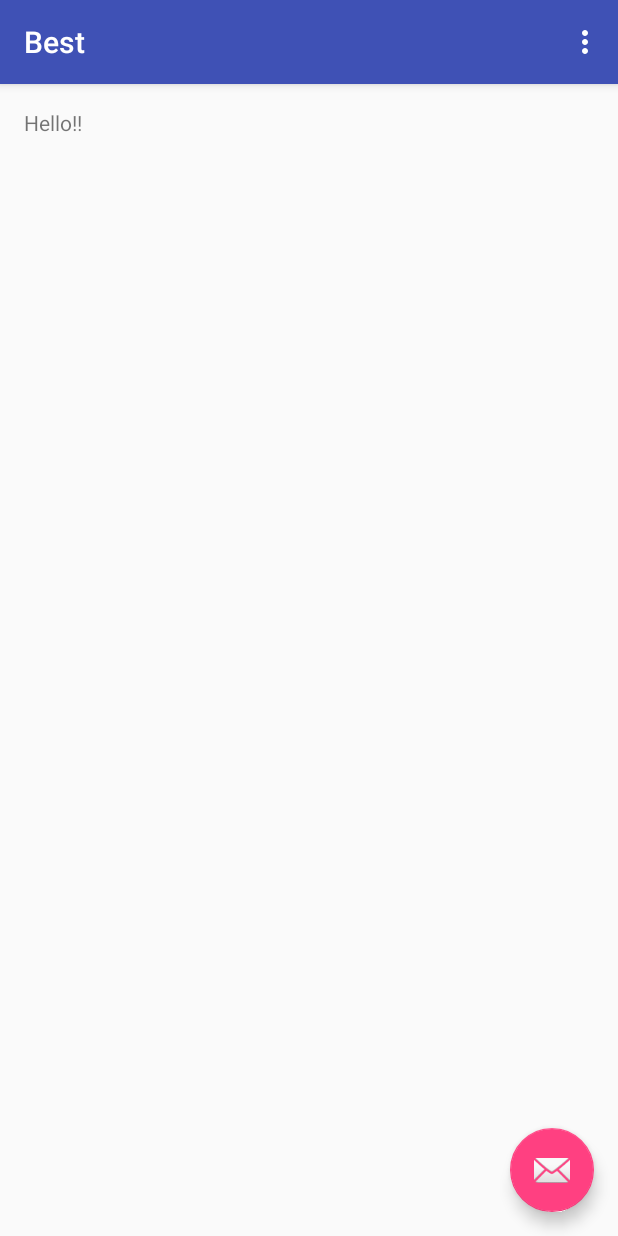
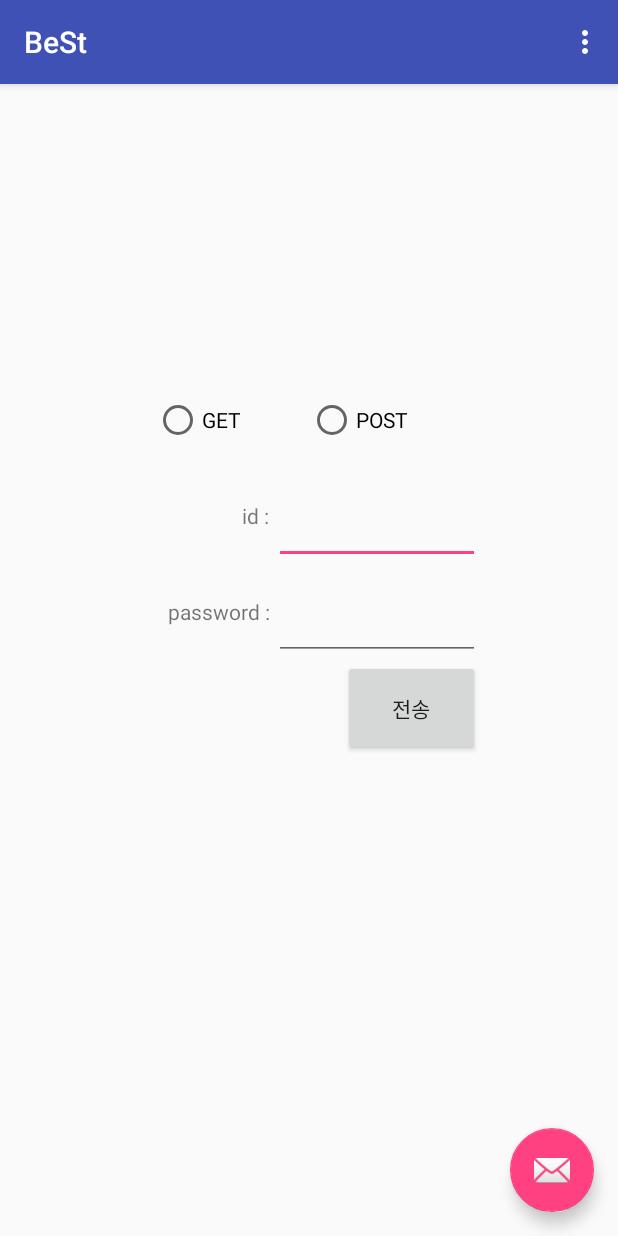
Before and after one commit to hello920922/DBAndroid, an Android app: the screen it shows after launch (MainActivity), on a phone screen of 412 x 824 dp. Run offline under Robolectric (Android 15) with nearby library versions, the light colour scheme and no system bars.

Commit message:
GET, POST Test

```diff
--- a/app/src/main/AndroidManifest.xml
+++ b/app/src/main/AndroidManifest.xml
@@ -20,4 +20,6 @@
         </activity>
     </application>
 
+    <uses-permission android:name="android.permission.INTERNET"></uses-permission>
+
 </manifest>
--- a/app/src/main/res/layout/activity_main.xml
+++ b/app/src/main/res/layout/activity_main.xml
@@ -15,11 +15,12 @@
 
     </android.support.design.widget.AppBarLayout>
 
-    <include layout="@layout/content_main" />
+    <include layout="@layout/content_main"/>
 
     <android.support.design.widget.FloatingActionButton android:id="@+id/fab"
         android:layout_width="wrap_content" android:layout_height="wrap_content"
         android:layout_gravity="bottom|end" android:layout_margin="@dimen/fab_margin"
-        android:src="@android:drawable/ic_dialog_email" />
+        android:src="@android:drawable/ic_dialog_email"
+        android:onClick="Test"/>
 
 </android.support.design.widget.CoordinatorLayout>
--- a/app/src/main/res/layout/content_main.xml
+++ b/app/src/main/res/layout/content_main.xml
@@ -1,14 +1,163 @@
 <?xml version="1.0" encoding="utf-8"?>
-<RelativeLayout xmlns:android="http://schemas.android.com/apk/res/android"
+<LinearLayout xmlns:android="http://schemas.android.com/apk/res/android"
     xmlns:tools="http://schemas.android.com/tools"
     xmlns:app="http://schemas.android.com/apk/res-auto" android:layout_width="match_parent"
-    android:layout_height="match_parent" android:paddingLeft="@dimen/activity_horizontal_margin"
-    android:paddingRight="@dimen/activity_horizontal_margin"
-    android:paddingTop="@dimen/activity_vertical_margin"
-    android:paddingBottom="@dimen/activity_vertical_margin"
+    android:layout_height="match_parent"
+    android:orientation="vertical"
     app:layout_behavior="@string/appbar_scrolling_view_behavior"
     tools:showIn="@layout/activity_main" tools:context=".MainActivity">
 
-    <TextView android:text="Hello!!" android:layout_width="wrap_content"
-        android:layout_height="wrap_content" />
-</RelativeLayout>
+    <LinearLayout
+        android:layout_width="fill_parent"
+        android:layout_height="0px"
+        android:layout_weight="3"
+        android:orientation="horizontal">
+
+        <TextView
+            android:id="@+id/txtresult"
+            android:layout_width="fill_parent"
+            android:layout_height="fill_parent" />
+
+    </LinearLayout>
+
+    <LinearLayout
+        android:layout_width="fill_parent"
+        android:layout_height="0px"
+        android:layout_weight="1"
+        android:orientation="horizontal">
+
+        <RadioGroup
+            android:layout_width="fill_parent"
+            android:layout_height="fill_parent"
+            android:orientation="horizontal">
+
+            <LinearLayout
+                android:layout_width="0px"
+                android:layout_height="fill_parent"
+                android:layout_weight="1"></LinearLayout>
+
+            <RadioButton
+                android:id="@+id/radget"
+                android:text="GET"
+                android:layout_width="0px"
+                android:layout_height="fill_parent"
+                android:layout_weight="1"/>
+
+            <RadioButton
+                android:id="@+id/radpost"
+                android:text="POST"
+                android:layout_width="0px"
+                android:layout_height="fill_parent"
+                android:layout_weight="1"/>
+
+            <LinearLayout
+                android:layout_width="0px"
+                android:layout_height="fill_parent"
+                android:layout_weight="1"></LinearLayout>
+
+        </RadioGroup>
+
+    </LinearLayout>
+
+    <LinearLayout
+        android:layout_width="fill_parent"
+        android:layout_height="0px"
+        android:layout_weight="1"
+        android:orientation="horizontal">
+
+        <LinearLayout
+            android:layout_width="0px"
+            android:layout_height="fill_parent"
+            android:layout_weight="2"></LinearLayout>
+
+        <TextView
+            android:gravity="right|center_vertical"
+            android:text="id : "
+            android:layout_width="0px"
+            android:layout_height="fill_parent"
+            android:layout_weight="2"/>
+
+        <EditText
+            android:id="@+id/txtid"
+            android:gravity="center_vertical"
+            android:layout_width="0px"
+            android:layout_height="fill_parent"
+            android:layout_weight="3"/>
+
+        <LinearLayout
+            android:layout_width="0px"
+            android:layout_height="fill_parent"
+            android:layout_weight="2"></LinearLayout>
+
+    </LinearLayout>
+
+    <LinearLayout
+        android:layout_width="fill_parent"
+        android:layout_height="0px"
+        android:layout_weight="1"
+        android:orientation="horizontal">
+
+        <LinearLayout
+            android:layout_width="0px"
+            android:layout_height="fill_parent"
+            android:layout_weight="2"></LinearLayout>
+
+        <TextView
+            android:gravity="right|center_vertical"
+            android:text="password : "
+            android:layout_width="0px"
+            android:layout_height="fill_parent"
+            android:layout_weight="2"/>
+
+        <EditText
+            android:id="@+id/txtpasswd"
+            android:inputType="textPassword"
+            android:gravity="center_vertical"
+            android:layout_width="0px"
+            android:layout_height="fill_parent"
+            android:layout_weight="3"/>
+
+        <LinearLayout
+            android:layout_width="0px"
+            android:layout_height="fill_parent"
+            android:layout_weight="2"></LinearLayout>
+
+    </LinearLayout>
+
+    <LinearLayout
+        android:layout_width="fill_parent"
+        android:layout_height="0px"
+        android:layout_weight="1"
+        android:orientation="horizontal">
+
+        <LinearLayout
+            android:layout_width="0px"
+            android:layout_height="fill_parent"
+            android:layout_weight="5">
+        </LinearLayout>
+
+        <Button
+            android:id="@+id/btnsubmit"
+            android:text="전송"
+            android:layout_width="0px"
+            android:layout_height="fill_parent"
+            android:layout_weight="2"
+            android:onClick="onClick"/>
+
+        <LinearLayout
+            android:layout_width="0px"
+            android:layout_height="fill_parent"
+            android:layout_weight="2">
+        </LinearLayout>
+
+    </LinearLayout>
+
+    <LinearLayout
+        android:layout_width="fill_parent"
+        android:layout_height="0px"
+        android:layout_weight="5"
+        android:orientation="horizontal">
+
+    </LinearLayout>
+
+</LinearLayout>
--- a/app/src/main/res/values/strings.xml
+++ b/app/src/main/res/values/strings.xml
@@ -1,4 +1,4 @@
 <resources>
-    <string name="app_name">Best</string>
+    <string name="app_name">BeSt</string>
     <string name="action_settings">Settings</string>
 </resources>
```
Also changed, not shown: app/src/main/java/hongik/android/project/best/MainActivity.java (+53 -12 lines), app/src/main/java/hongik/android/project/best/URLConnector.java (added, +86 -0 lines), app/src/main/ic_launcher-web.png (added), app/src/main/res/mipmap-hdpi/ic_launcher.png, app/src/main/res/mipmap-mdpi/ic_launcher.png, app/src/main/res/mipmap-xhdpi/ic_launcher.png, app/src/main/res/mipmap-xxhdpi/ic_launcher.png, app/src/main/res/mipmap-xxxhdpi/ic_launcher.png.
